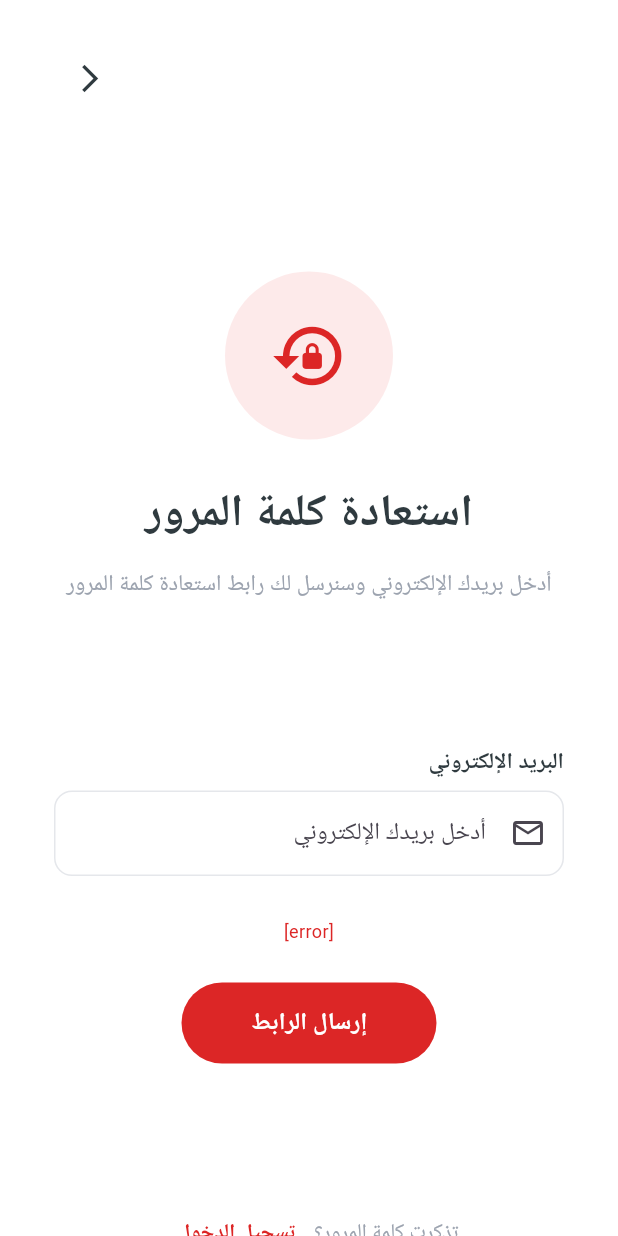
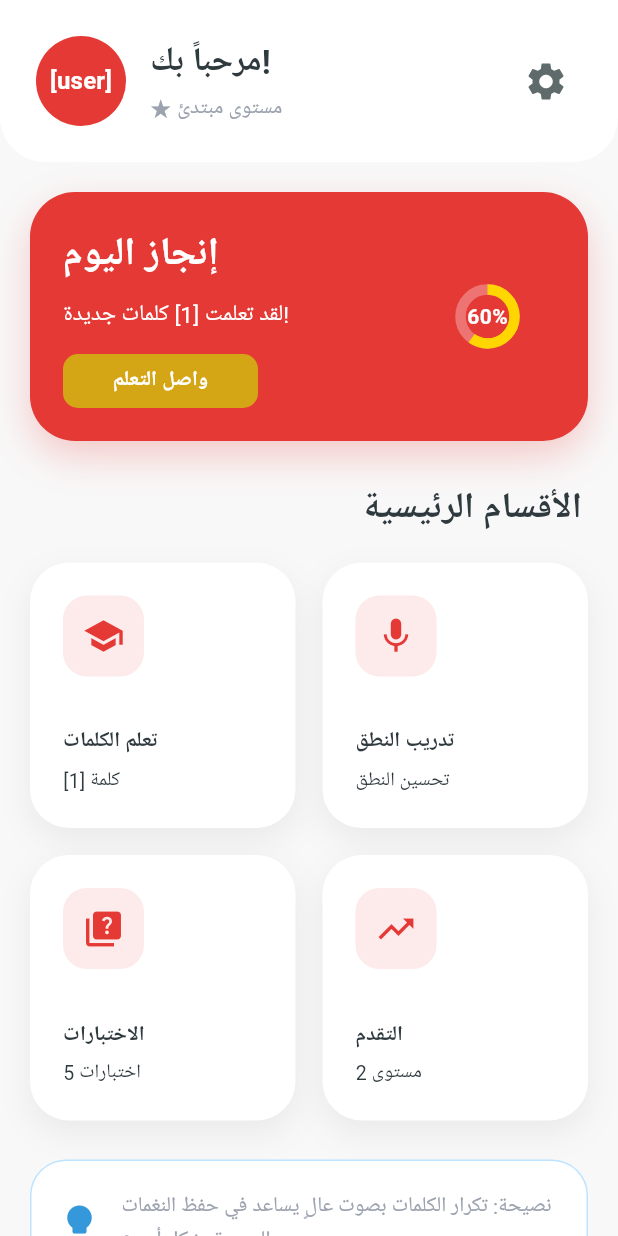
Before and after one commit to iwaladali/ChineseLearningApp, a Flutter app: the screen it shows after launch, on a phone screen of 412 x 824 dp. Run offline on Flutter 3.47's test engine with Material 3 defaults, Android fonts, the phone set to English and light mode, and no system bars; our stand-ins replace cloud_firestore, firebase_core; accounts and stored records are empty.

Commit message:
Added home screen UI

```diff
--- a/lib/main.dart
+++ b/lib/main.dart
@@ -12,6 +12,7 @@ import 'package:flutter_project/screens/register_screen.dart';
 import 'package:flutter_project/screens/vocabulary_add.dart';
 import 'package:flutter_project/screens/vocabulary_show.dart';
 import 'package:flutter_project/screens/forgot_password_screen.dart';
+import 'package:flutter_project/screens/home_screen.dart';
 
 void main() async {
   WidgetsFlutterBinding.ensureInitialized();
@@ -41,7 +42,7 @@ class MyApp extends StatelessWidget {
       debugShowCheckedModeBanner: false,
 
       routes: {
-        '/': (BuildContext ctx) => const ForgotPasswordScreen(),
+        '/': (BuildContext ctx) => const HomeScreen(),
 
         '/login': (BuildContext ctx) => const LoginScreen(),
 
--- /dev/null
+++ b/lib/screens/home_screen.dart
@@ -0,0 +1,302 @@
+import 'package:flutter/material.dart';
+import 'package:flutter_project/widgets/home_category_card.dart';
+
+class HomeScreen extends StatefulWidget {
+  const HomeScreen({super.key});
+
+  @override
+  State<HomeScreen> createState() => _HomeScreenState();
+}
+
+class _HomeScreenState extends State<HomeScreen> {
+  static const Color primaryRed = Color(0xFFE53935);
+  static const Color darkText = Color(0xFF2F3A3F);
+  static const Color greyText = Color(0xFF9CA3AF);
+  static const Color yellow = Color(0xFFFFD600);
+
+  @override
+  Widget build(BuildContext context) {
+    return Scaffold(
+      backgroundColor: const Color(0xFFF8F8F8),
+      body: SafeArea(
+        child: Center(
+          child: ConstrainedBox(
+            constraints: const BoxConstraints(maxWidth: 430),
+            child: SingleChildScrollView(
+              child: Column(
+                children: [
+                  // TODO: Load user name and level from AuthProvider/ProfileProvider.
+                  Container(
+                    padding: const EdgeInsets.all(24),
+                    decoration: const BoxDecoration(
+                      color: Colors.white,
+                      borderRadius: BorderRadius.only(
+                        bottomLeft: Radius.circular(30),
+                        bottomRight: Radius.circular(30),
+                      ),
+                    ),
+                    child: Row(
+                      children: [
+                        const CircleAvatar(
+                          radius: 30,
+                          backgroundColor: primaryRed,
+                          child: Text(
+                            '[user]',
+                            style: TextStyle(
+                              color: Colors.white,
+                              fontWeight: FontWeight.bold,
+                            ),
+                          ),
+                        ),
+
+                        const SizedBox(width: 16),
+
+                        const Expanded(
+                          child: Column(
+                            crossAxisAlignment: CrossAxisAlignment.start,
+                            children: [
+                              Text(
+                                'مرحباً بك!',
+                                style: TextStyle(
+                                  color: darkText,
+                                  fontSize: 22,
+                                  fontWeight: FontWeight.bold,
+                                ),
+                              ),
+                              SizedBox(height: 4),
+                              Text(
+                                '★ مستوى مبتدئ',
+                                style: TextStyle(
+                                  color: greyText,
+                                  fontSize: 14,
+                                ),
+                              ),
+                            ],
+                          ),
+                        ),
+
+                        IconButton(
+                          onPressed: () {
+                            // TODO: Navigate to SettingsScreen.
+                          },
+                          icon: const Icon(
+                            Icons.settings,
+                            color: Color(0xFF5F6A6A),
+                            size: 30,
+                          ),
+                        ),
+                      ],
+                    ),
+                  ),
+
+                  const SizedBox(height: 20),
+
+                  Container(
+                    margin: const EdgeInsets.symmetric(horizontal: 20),
+                    padding: const EdgeInsets.all(22),
+                    decoration: BoxDecoration(
+                      color: primaryRed,
+                      borderRadius: BorderRadius.circular(30),
+                      boxShadow: [
+                        BoxShadow(
+                          color: primaryRed.withValues(alpha: 0.25),
+                          blurRadius: 22,
+                          offset: const Offset(0, 10),
+                        ),
+                      ],
+                    ),
+                    child: Row(
+                      children: [
+                        Expanded(
+                          child: Column(
+                            crossAxisAlignment: CrossAxisAlignment.start,
+                            children: [
+                              const Text(
+                                'إنجاز اليوم',
+                                style: TextStyle(
+                                  color: Colors.white,
+                                  fontSize: 26,
+                                  fontWeight: FontWeight.bold,
+                                ),
+                              ),
+
+                              const SizedBox(height: 10),
+
+                              const Text(
+                                'لقد تعلمت [1] كلمات جديدة!',
+                                style: TextStyle(
+                                  color: Colors.white,
+                                  fontSize: 15,
+                                ),
+                              ),
+
+                              const SizedBox(height: 16),
+
+                              SizedBox(
+                                width: 130,
+                                height: 36,
+                                child: ElevatedButton(
+                                  style: ElevatedButton.styleFrom(
+                                    backgroundColor: const Color(0xFFD4A514),
+                                    foregroundColor: Colors.white,
+                                    elevation: 0,
+                                    shape: RoundedRectangleBorder(
+                                      borderRadius: BorderRadius.circular(10),
+                                    ),
+                                  ),
+                                  onPressed: () {
+                                    // TODO: Navigate to Vocabulary/Learning screen.
+                                    // TODO: Load today's words from VocabularyProvider.
+                                  },
+                                  child: const Text(
+                                    'واصل التعلم',
+                                    style: TextStyle(
+                                      fontWeight: FontWeight.bold,
+                                    ),
+                                  ),
+                                ),
+                              ),
+                            ],
+                          ),
+                        ),
+
+                        // TODO: Replace static progress with ProgressProvider value.
+                        SizedBox(
+                          width: 90,
+                          height: 90,
+                          child: Stack(
+                            alignment: Alignment.center,
+                            children: [
+                              CircularProgressIndicator(
+                                value: 0.6,
+                                strokeWidth: 7,
+                                backgroundColor:
+                                Colors.white.withValues(alpha: 0.3),
+                                valueColor:
+                                const AlwaysStoppedAnimation<Color>(yellow),
+                              ),
+                              const Text(
+                                '60%',
+                                style: TextStyle(
+                                  color: Colors.white,
+                                  fontWeight: FontWeight.bold,
+                                ),
+                              ),
+                            ],
+                          ),
+                        ),
+                      ],
+                    ),
+                  ),
+
+                  const SizedBox(height: 28),
+
+                  const Padding(
+                    padding: EdgeInsets.symmetric(horizontal: 24),
+                    child: Align(
+                      alignment: Alignment.centerRight,
+                      child: Text(
+                        'الأقسام الرئيسية',
+                        style: TextStyle(
+                          color: darkText,
+                          fontSize: 24,
+                          fontWeight: FontWeight.bold,
+                        ),
+                      ),
+                    ),
+                  ),
+
+                  const SizedBox(height: 18),
+
+                  Padding(
+                    padding: const EdgeInsets.symmetric(horizontal: 20),
+                    child: GridView.count(
+                      crossAxisCount: 2,
+                      shrinkWrap: true,
+                      physics: const NeverScrollableScrollPhysics(),
+                      mainAxisSpacing: 18,
+                      crossAxisSpacing: 18,
+                      childAspectRatio: 1.0,
+                      children: [
+                        HomeCategoryCard(
+                          icon: Icons.school,
+                          title: 'تعلم الكلمات',
+                          subtitle: 'كلمة [1]',
+                          onTap: () {
+                            // TODO: Navigate to VocabularyScreen.
+                            // TODO: Load vocabulary list from VocabularyProvider.
+                          },
+                        ),
+                        HomeCategoryCard(
+                          icon: Icons.mic,
+                          title: 'تدريب النطق',
+                          subtitle: 'تحسين النطق',
+                          onTap: () {
+                            // TODO: Navigate to PronunciationScreen.
+                            // TODO: Connect with PronunciationProvider.
+                          },
+                        ),
+                        HomeCategoryCard(
+                          icon: Icons.quiz,
+                          title: 'الاختبارات',
+                          subtitle: 'اختبارات 5',
+                          onTap: () {
+                            // TODO: Navigate to QuizScreen.
+                            // TODO: Load quizzes from QuizProvider.
+                          },
+                        ),
+                        HomeCategoryCard(
+                          icon: Icons.trending_up,
+                          title: 'التقدم',
+                          subtitle: 'مستوى 2',
+                          onTap: () {
+                            // TODO: Navigate to ProgressScreen.
+                            // TODO: Load progress data from ProgressProvider.
+                          },
+                        ),
+                      ],
+                    ),
+                  ),
+
+                  const SizedBox(height: 26),
+
+                  Container(
+                    margin: const EdgeInsets.symmetric(horizontal: 20),
+                    padding: const EdgeInsets.all(18),
+                    decoration: BoxDecoration(
+                      color: Colors.white,
+                      borderRadius: BorderRadius.circular(24),
+                      border: Border.all(color: const Color(0xFFBDE3FF)),
+                    ),
+                    child: const Row(
+                      children: [
+                        Icon(
+                          Icons.lightbulb,
+                          color: Color(0xFF3498DB),
+                          size: 28,
+                        ),
+                        SizedBox(width: 14),
+                        Expanded(
+                          child: Text(
+                            'نصيحة: تكرار الكلمات بصوت عالٍ يساعد في حفظ النغمات الصينية بشكل أسرع.',
+                            style: TextStyle(
+                              color: greyText,
+                              fontSize: 14,
+                              height: 1.6,
+                            ),
+                          ),
+                        ),
+                      ],
+                    ),
+                  ),
+
+                  const SizedBox(height: 30),
+                ],
+              ),
+            ),
+          ),
+        ),
+      ),
+    );
+  }
+}
--- /dev/null
+++ b/lib/widgets/home_category_card.dart
@@ -0,0 +1,75 @@
+import 'package:flutter/material.dart';
+
+class HomeCategoryCard extends StatelessWidget {
+  const HomeCategoryCard({
+    super.key,
+    required this.icon,
+    required this.title,
+    required this.subtitle,
+    required this.onTap});
+
+  final IconData icon;
+  final String title;
+  final String subtitle;
+  final VoidCallback onTap;
+
+  static const Color primaryRed = Color(0xFFE53935);
+  static const Color lightRed = Color(0xFFFDEAEA);
+  static const Color darkText = Color(0xFF2F3A3F);
+  static const Color greyText = Color(0xFF9CA3AF);
+
+
+  @override
+  Widget build(BuildContext context) {
+    return InkWell(
+      onTap: onTap,
+      borderRadius: BorderRadius.circular(26),
+      child: Container(
+        padding: const EdgeInsets.all(22),
+        decoration: BoxDecoration(
+          color: Colors.white,
+          borderRadius: BorderRadius.circular(26),
+          boxShadow: [
+            BoxShadow(
+              color: Colors.black.withValues(alpha: 0.06),
+              blurRadius: 18,
+              offset: const Offset(0, 8)
+            )
+          ]
+        ),
+        child: Column(
+          crossAxisAlignment: CrossAxisAlignment.start,
+          children: [
+            Container(
+              width: 54,
+              height: 54,
+              decoration: BoxDecoration(
+                color: lightRed,
+                borderRadius: BorderRadius.circular(16)
+              ),
+              child: Icon(
+                icon,
+                color: primaryRed,
+              size: 28,),
+            ),
+            const Spacer(),
+            Text(
+                title,
+            style: TextStyle(
+              color: darkText,
+              fontWeight: FontWeight.bold
+            ),),
+            SizedBox(height: 6,),
+            Text(
+              subtitle,
+              style: TextStyle(
+                color: darkText,
+                fontSize: 13
+              ),
+            )
+          ],
+        ),
+      ),
+    );
+  }
+}
```
